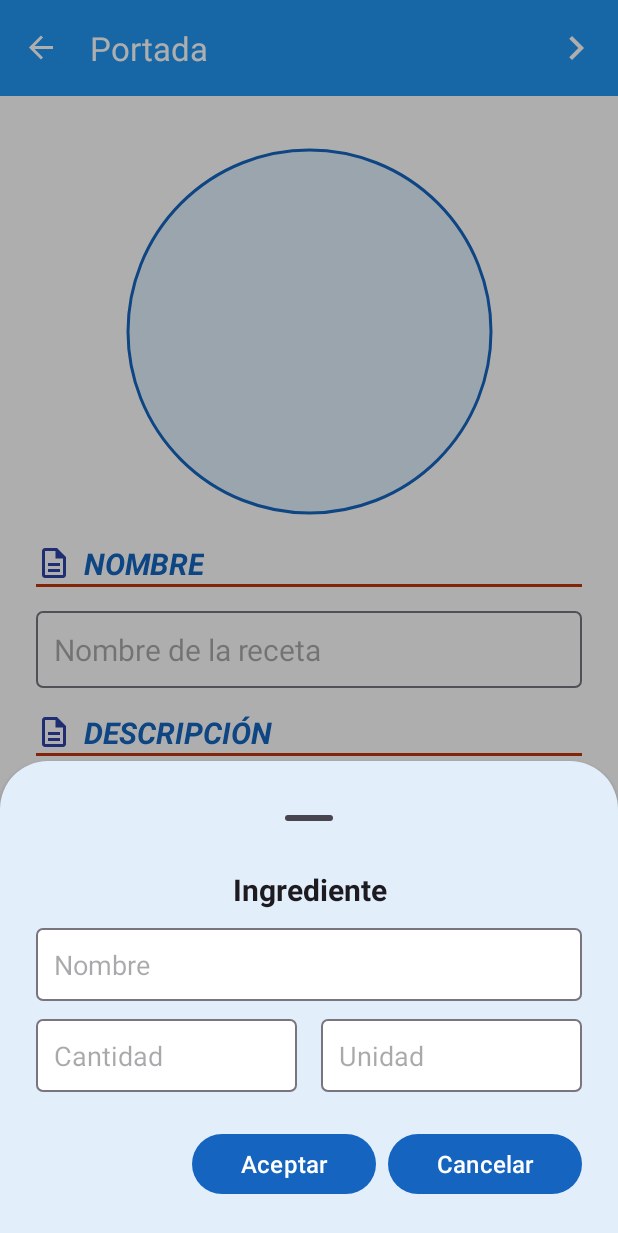
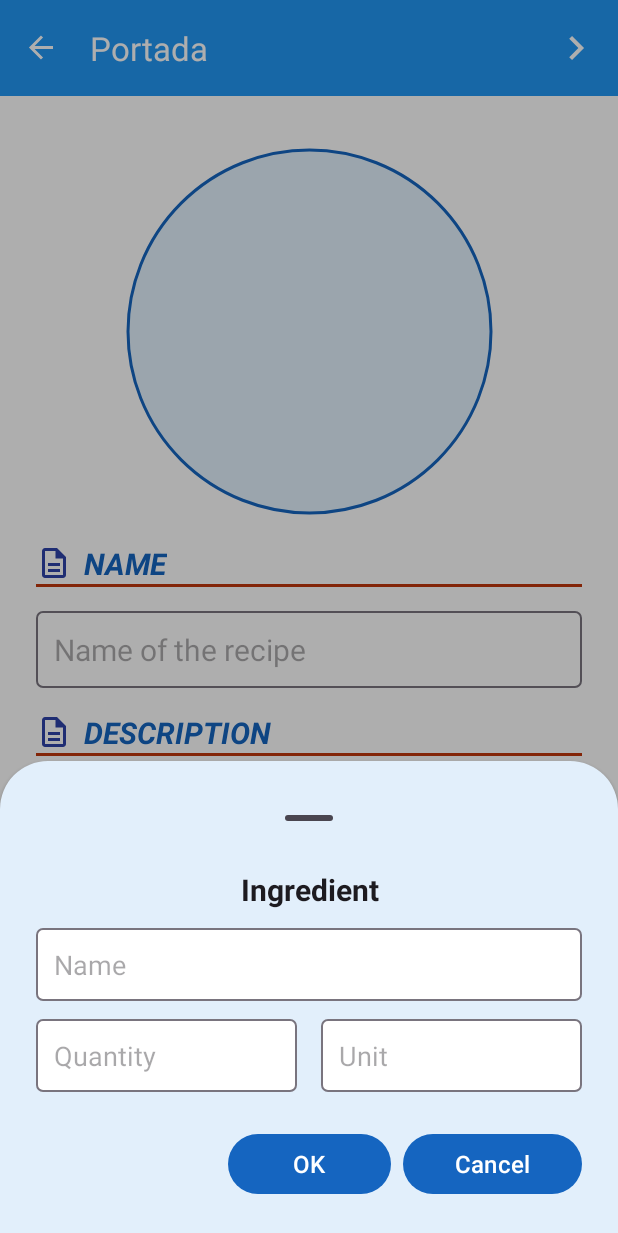
Before and after one commit to overdrive80/RecetasDigitales, an Android app: the fragment IngredientesBottomSheet placed in its activity, on a phone screen of 412 x 824 dp. Shown: the top 1233 px of the screen. Run offline under Robolectric (Android 15) with nearby library versions, the phone set to English and light mode, and no system bars; our stand-ins replace Room's generated code, navigation-ui.

Commit message:
Añadida internacionalización (EN-ES).

```diff
--- a/app/src/main/res/layout/bottomsheet_nuevo_ingrediente.xml
+++ b/app/src/main/res/layout/bottomsheet_nuevo_ingrediente.xml
@@ -1,6 +1,7 @@
 <?xml version="1.0" encoding="utf-8"?>
 <androidx.constraintlayout.widget.ConstraintLayout xmlns:android="http://schemas.android.com/apk/res/android"
     xmlns:app="http://schemas.android.com/apk/res-auto"
+    xmlns:tools="http://schemas.android.com/tools"
     android:layout_width="match_parent"
     android:layout_height="wrap_content"
     android:padding="24dp">
@@ -18,14 +19,15 @@
         android:id="@+id/tvTituloIngrediente"
         android:layout_width="0dp"
         android:layout_height="wrap_content"
-        android:text="Ingrediente"
+        android:text="@string/ingrediente"
         android:gravity="center"
         android:textSize="20sp"
         android:textStyle="bold"
         android:textAppearance="@style/TextAppearance.Material3.TitleLarge"
         app:layout_constraintEnd_toEndOf="parent"
         app:layout_constraintStart_toStartOf="parent"
-        app:layout_constraintTop_toBottomOf="@id/dragHandleViewIngrediente" />
+        app:layout_constraintTop_toBottomOf="@id/dragHandleViewIngrediente"
+        tools:ignore="VisualLintLocaleText" />
 
     <EditText
         android:id="@+id/etNombreIngrediente"
@@ -33,13 +35,14 @@
         android:layout_height="wrap_content"
         android:layout_marginTop="12dp"
         android:background="@drawable/bg_edittext"
-        android:hint="Nombre"
+        android:hint="@string/nombre"
         android:inputType="textCapSentences|textPersonName"
         android:maxHeight="48dp"
         android:padding="12dp"
         app:layout_constraintEnd_toEndOf="parent"
         app:layout_constraintStart_toStartOf="parent"
-        app:layout_constraintTop_toBottomOf="@id/tvTituloIngrediente" />
+        app:layout_constraintTop_toBottomOf="@id/tvTituloIngrediente"
+        tools:ignore="Autofill,VisualLintTextFieldSize" />
 
     <EditText
         android:id="@+id/etCantidadIngrediente"
@@ -48,13 +51,14 @@
         android:layout_marginTop="12dp"
         android:layout_marginEnd="8dp"
         android:background="@drawable/bg_edittext"
-        android:hint="Cantidad"
+        android:hint="@string/cantidad"
         android:inputType="numberDecimal"
         android:minHeight="48dp"
         android:padding="12dp"
         app:layout_constraintEnd_toStartOf="@id/etUnidadIngrediente"
         app:layout_constraintStart_toStartOf="parent"
-        app:layout_constraintTop_toBottomOf="@id/etNombreIngrediente" />
+        app:layout_constraintTop_toBottomOf="@id/etNombreIngrediente"
+        tools:ignore="Autofill,VisualLintTextFieldSize" />
 
     <AutoCompleteTextView
         android:id="@+id/etUnidadIngrediente"
@@ -62,13 +66,14 @@
         android:layout_height="0dp"
         android:layout_marginStart="8dp"
         android:background="@drawable/bg_edittext"
-        android:hint="Unidad"
+        android:hint="@string/unidad"
         android:maxLines="1"
         android:padding="12dp"
         app:layout_constraintBottom_toBottomOf="@id/etCantidadIngrediente"
         app:layout_constraintEnd_toEndOf="parent"
         app:layout_constraintStart_toEndOf="@id/etCantidadIngrediente"
-        app:layout_constraintTop_toTopOf="@id/etCantidadIngrediente" />
+        app:layout_constraintTop_toTopOf="@id/etCantidadIngrediente"
+        tools:ignore="VisualLintTextFieldSize" />
 
     <LinearLayout
         android:layout_width="0dp"
@@ -86,18 +91,20 @@
             android:id="@+id/btnAceptarIngrediente"
             android:layout_width="wrap_content"
             android:layout_height="wrap_content"
-            android:text="Aceptar"
             android:layout_weight="1"
-            android:textSize="16sp" />
+            android:text="@string/aceptar"
+            android:textSize="16sp"
+            tools:ignore="ButtonStyle,TextContrastCheck" />
 
         <Button
             android:id="@+id/btnCancelarIngrediente"
             android:layout_width="wrap_content"
             android:layout_height="wrap_content"
             android:layout_marginStart="8dp"
-            android:text="Cancelar"
             android:layout_weight="1"
-            android:textSize="16sp" />
+            android:text="@string/cancelar"
+            android:textSize="16sp"
+            tools:ignore="ButtonStyle,TextContrastCheck" />
 
     </LinearLayout>
 
--- a/app/src/main/res/layout/fila_ver_ingrediente.xml
+++ b/app/src/main/res/layout/fila_ver_ingrediente.xml
@@ -10,7 +10,7 @@
         android:layout_width="0dp"
         android:layout_height="wrap_content"
         android:layout_weight="1"
-        android:text="Ingrediente"
+        android:text="@string/ingrediente"
         android:gravity="start" />
 
     <TextView
@@ -19,7 +19,7 @@
         android:layout_width="0dp"
         android:layout_height="wrap_content"
         android:layout_weight="1"
-        android:text="Cantidad"
+        android:text="@string/cantidad"
         android:gravity="end" />
 
 </TableRow>
--- a/app/src/main/res/layout/fragment_portada.xml
+++ b/app/src/main/res/layout/fragment_portada.xml
@@ -34,7 +34,7 @@
         android:layout_height="wrap_content"
         android:layout_marginTop="16dp"
         android:drawablePadding="8dp"
-        android:text="NOMBRE"
+        android:text="@string/nombreMayus"
         android:textColor="@color/blue_800"
         android:textSize="20sp"
         android:textStyle="italic|bold"
@@ -56,9 +56,10 @@
         android:layout_width="0dp"
         android:layout_height="wrap_content"
         android:layout_marginTop="16dp"
+        android:autofillHints=""
         android:background="@drawable/bg_edittext"
         android:gravity="top|start"
-        android:hint="Nombre de la receta"
+        android:hint="@string/nombre_de_la_receta"
         android:inputType="textCapSentences|textPersonName"
         android:maxLines="1"
         android:minHeight="48dp"
@@ -96,9 +97,10 @@
         android:layout_width="0dp"
         android:layout_height="wrap_content"
         android:layout_marginTop="16dp"
+        android:autofillHints=""
         android:background="@drawable/bg_edittext"
         android:gravity="top|start"
-        android:hint="Breve descripción"
+        android:hint="@string/breve_descripcion"
         android:inputType="textMultiLine|textCapSentences|textPersonName"
         android:maxLines="6"
         android:minHeight="96dp"
@@ -149,6 +151,7 @@
             android:layout_height="wrap_content"
             android:layout_marginEnd="6dp"
             android:layout_weight="2"
+            android:autofillHints=""
             android:background="@drawable/bg_edittext"
             android:hint="@string/horas"
             android:inputType="number"
@@ -163,6 +166,7 @@
             android:layout_width="wrap_content"
             android:layout_height="wrap_content"
             android:layout_weight="1"
+            android:autofillHints=""
             android:background="@drawable/bg_edittext"
             android:hint="@string/minutos"
             android:inputType="number"
--- a/app/src/main/res/layout/fragment_ver_receta_tab3.xml
+++ b/app/src/main/res/layout/fragment_ver_receta_tab3.xml
@@ -12,7 +12,7 @@
         android:layout_width="0dp"
         android:layout_height="wrap_content"
         android:gravity="center"
-        android:text="Pasos de elaboración"
+        android:text="@string/pasos_de_elaboracion"
         android:textColor="@color/deep_orange_900"
         android:textSize="24sp"
         android:textStyle="bold"
--- a/app/src/main/res/layout/recycler_ingredientes_item.xml
+++ b/app/src/main/res/layout/recycler_ingredientes_item.xml
@@ -31,7 +31,7 @@
                 android:gravity="start"
                 android:minHeight="36dp"
                 android:paddingTop="2dp"
-                android:text="Nombre del ingrediente"
+                android:text="@string/nombre_del_ingrediente"
                 android:textSize="24sp"
                 android:textStyle="bold"
                 app:layout_constraintEnd_toStartOf="@id/barrierIngredienteItem"
@@ -86,6 +86,7 @@
                 android:layout_marginBottom="10dp"
                 android:adjustViewBounds="true"
                 android:background="?attr/selectableItemBackgroundBorderless"
+                android:contentDescription="@string/boton_de_eliminar"
                 android:focusable="true"
                 android:scaleType="centerCrop"
                 app:layout_constraintBottom_toBottomOf="parent"
--- a/app/src/main/res/layout/recycler_pasos_item.xml
+++ b/app/src/main/res/layout/recycler_pasos_item.xml
@@ -39,7 +39,7 @@
                     android:gravity="start"
                     android:minHeight="36dp"
                     android:paddingTop="2dp"
-                    android:text="Paso %s"
+                    android:text="@string/paso_num"
                     android:textSize="24sp"
                     android:textStyle="bold" />
 
@@ -49,8 +49,9 @@
                     android:layout_height="wrap_content"
                     android:layout_marginTop="4dp"
                     android:ellipsize="end"
+                    android:enabled="false"
                     android:maxLines="3"
-                    android:text="Descripción del paso..."
+                    android:text="@string/descripcion_del_paso"
                     android:textSize="20sp" />
             </LinearLayout>
 
@@ -64,6 +65,7 @@
                 android:layout_marginBottom="12dp"
                 android:adjustViewBounds="true"
                 android:background="?attr/selectableItemBackgroundBorderless"
+                android:contentDescription="@string/boton_de_eliminar"
                 android:focusable="true"
                 android:padding="6dp"
                 android:scaleType="centerCrop"
--- /dev/null
+++ b/app/src/main/res/values/arrays.xml
@@ -0,0 +1,14 @@
+<?xml version="1.0" encoding="utf-8"?>
+<resources>
+    <string-array name="unidades">
+        <item>g</item>
+        <item>kg</item>
+        <item>ml</item>
+        <item>l</item>
+        <item>cda</item>
+        <item>cdta</item>
+        <item>unidad</item>
+        <item>pieza</item>
+        <item>pizca</item>
+    </string-array>
+</resources>
--- a/app/src/main/res/values/strings.xml
+++ b/app/src/main/res/values/strings.xml
@@ -1,36 +1,37 @@
 <resources>
-    <string name="app_name">Recetas Digitales</string>
-    <string name="boton_nueva_receta">Botón nueva receta</string>
-    <string name="logo_app">logo_app</string>
-    <string name="semiesfera_decorativa">semiesfera_decorativa</string>
-    <string name="titulo_receta">Título de la receta</string>
-    <string name="breve_descripcion">Breve descripción de la receta</string>
-    <string name="modificar">Modificar</string>
-    <string name="eliminar">Eliminar</string>
-    <string name="ver">Ver receta</string>
-    <string name="title_activity_ver_receta">VerRecetaActivity</string>
-    <string name="portada">Portada</string>
-    <string name="ingredientes">Ingredientes</string>
-    <string name="pasos">Pasos</string>
-    <string name="descripcion">DESCRIPCIÓN</string>
-    <string name="tiempo_de_elaboracion">TIEMPO DE ELABORACIÓN</string>
-    <string name="receta_tortilla">Clásica receta española a base de patata y huevo.</string>
-    <string name="horas">horas</string>
-    <string name="minutos">minutos</string>
-    <string name="titulo_tortilla">Tortilla de patatas</string>
-    <string name="paso_num">Paso %s</string>
-    <string name="descripcion_del_paso">Descripcion del paso</string>
-    <string name="num_paso_item">Paso %s</string>
-
-    <string-array name="unidades">
-        <item>g</item>
-        <item>kg</item>
-        <item>ml</item>
-        <item>l</item>
-        <item>cda</item>
-        <item>cdta</item>
-        <item>unidad</item>
-        <item>pieza</item>
-        <item>pizca</item>
-    </string-array>
+    <string name="app_name">Digital Recipes</string>
+    <string name="boton_nueva_receta">New recipe button</string>
+    <string name="logo_app" translatable="false">logo_app</string>
+    <string name="semiesfera_decorativa">decorative_hemisphere</string>
+    <string name="titulo_receta">Recipe title</string>
+    <string name="breve_descripcion">Short description of the recipe</string>
+    <string name="modificar">Modify</string>
+    <string name="eliminar">Delete</string>
+    <string name="ver">Show recipe</string>
+    <string name="title_activity_ver_receta" translatable="false">VerRecetaActivity</string>
+    <string name="portada">Cover</string>
+    <string name="ingredientes">Ingredients</string>
+    <string name="pasos">Steps</string>
+    <string name="descripcion">DESCRIPTION</string>
+    <string name="tiempo_de_elaboracion">PREPARATION TIME</string>
+    <string name="receta_tortilla">Classic Spanish recipe made with potatoes and eggs.</string>
+    <string name="horas">Hours</string>
+    <string name="minutos">Minutes</string>
+    <string name="titulo_tortilla">Spanish omelette</string>
+    <string name="paso_num">Step %s</string>
+    <string name="descripcion_del_paso">Description of the step</string>
+    <string name="num_paso_item">Step %s</string>
+    <string name="aceptar">OK</string>
+    <string name="cancelar">Cancel</string>
+    <string name="cantidad">Quantity</string>
+    <string name="nombre">Name</string>
+    <string name="unidad">Unit</string>
+    <string name="ingrediente">Ingredient</string>
+    <string name="nombreMayus">NAME</string>
+    <string name="nombre_de_la_receta">Name of the recipe</string>
+    <string name="lista_de_ingredientes">List of ingredients</string>
+    <string name="producto">Product</string>
+    <string name="pasos_de_elaboracion">Production steps</string>
+    <string name="nombre_del_ingrediente">Ingredient name</string>
+    <string name="boton_de_eliminar">Delete button</string>
 </resources>
```
Also changed, not shown: app/src/main/res/layout/bottomsheet_nuevo_paso.xml (+12 -7 lines), app/src/main/res/layout/fragment_ver_receta_tab2.xml (+5 -4 lines), 5 other files.
